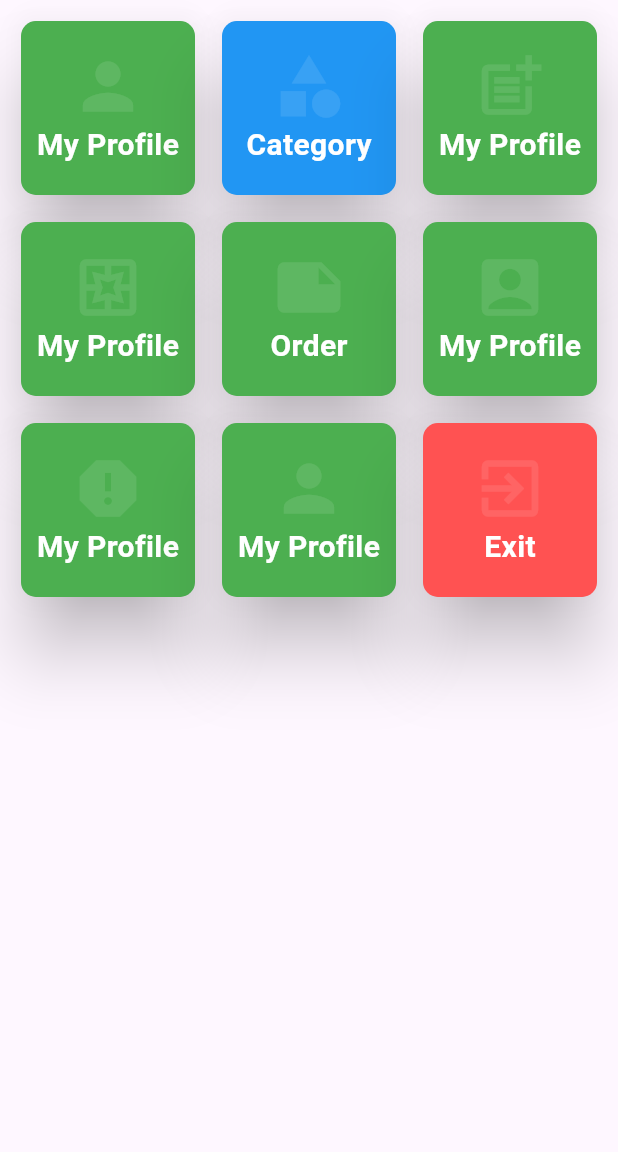
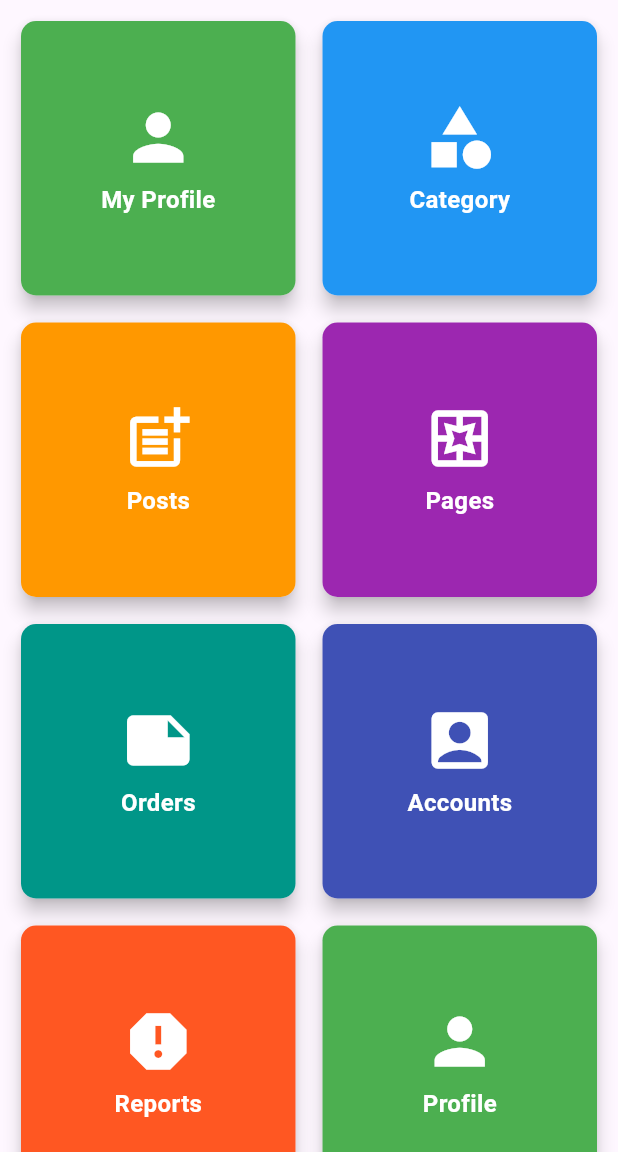
Before and after one commit to sadmantihan/flutter_gridview, a Flutter app: the screen it shows after launch, on a phone screen of 412 x 824 dp, the part 84-1236 px from its top. Run offline on Flutter 3.47's test engine with Material 3 defaults, Android fonts, the phone set to English and light mode, and no system bars.

Commit message:
newly added

```diff
--- a/lib/homepage.dart
+++ b/lib/homepage.dart
@@ -8,264 +8,64 @@ class HomePage extends StatelessWidget {
   Widget build(BuildContext context) {
     return Scaffold(
       appBar: AppBar(
-        title: Text("Grid View", style: TextStyle(color: Colors.white),),
+        title: const Text("Grid View", style: TextStyle(color: Colors.white)),
         backgroundColor: Colors.brown,
       ),
-
-      body: GridView.count(crossAxisCount: 3,
+      body: GridView.count(
+        crossAxisCount: 2,
         mainAxisSpacing: 10,
         crossAxisSpacing: 10,
-      padding: EdgeInsets.all(10),
+        padding: const EdgeInsets.all(10),
         children: [
-        Card(
-          elevation: 20,
-          color: Colors.grey,
+          _buildGridItem(Icons.person, "My Profile", Colors.green),
+          _buildGridItem(Icons.category, "Category", Colors.blue),
+          _buildGridItem(Icons.post_add, "Posts", Colors.orange),
+          _buildGridItem(Icons.pages_outlined, "Pages", Colors.purple),
+          _buildGridItem(Icons.note, "Orders", Colors.teal),
+          _buildGridItem(Icons.account_box_rounded, "Accounts", Colors.indigo),
+          _buildGridItem(Icons.report, "Reports", Colors.deepOrange),
+
+          GestureDetector(
+            onTap: () {
+              Navigator.push(
+                context,
+                MaterialPageRoute(builder: (context) => const HomePage()),
+              );
+            },
+            child: _buildGridItem(Icons.person, "Profile", Colors.green),
+          ),
+
+          _buildGridItem(Icons.exit_to_app, "Exit", Colors.redAccent),
+        ],
+      ),
+    );
+  }
+
+  Widget _buildGridItem(IconData icon, String label, Color color) {
+    return Card(
+      elevation: 5,
+      shape: RoundedRectangleBorder(borderRadius: BorderRadius.circular(10)),
       child: Container(
         decoration: BoxDecoration(
-              color: Colors.green,
-              shape: BoxShape.rectangle,
+          color: color,
           borderRadius: BorderRadius.circular(10),
         ),
-
         child: Column(
           mainAxisAlignment: MainAxisAlignment.center,
           children: [
-                Icon(Icons.person,
-                size: 50,
-                color: Colors.white10,),
-
-                Text("My Profile", style: TextStyle(
+            Icon(icon, size: 50, color: Colors.white),
+            const SizedBox(height: 5),
+            Text(
+              label,
+              style: const TextStyle(
                 color: Colors.white,
-                  fontSize: 20,
-                  fontWeight: FontWeight.bold
-                ),)
-
+                fontSize: 16,
+                fontWeight: FontWeight.bold,
+              ),
+            ),
           ],
         ),
       ),
-        ),
-        Card(
-          elevation: 20,
-          color: Colors.grey,
-          child: Container(
-            decoration: BoxDecoration(
-              color: Colors.blue,
-              shape: BoxShape.rectangle,
-              borderRadius: BorderRadius.circular(10),
-            ),
-
-            child: Column(
-              mainAxisAlignment: MainAxisAlignment.center,
-              children: [
-                Icon(Icons.category,
-                  size: 50,
-                  color: Colors.white10,),
-
-                Text("Category", style: TextStyle(
-                    color: Colors.white,
-                    fontSize: 20,
-                    fontWeight: FontWeight.bold
-                ),)
-
-              ],
-            ),
-          ),
-        ),
-        Card(
-          elevation: 20,
-          color: Colors.grey,
-          child: Container(
-            decoration: BoxDecoration(
-              color: Colors.green,
-              shape: BoxShape.rectangle,
-              borderRadius: BorderRadius.circular(10),
-            ),
-
-            child: Column(
-              mainAxisAlignment: MainAxisAlignment.center,
-              children: [
-                Icon(Icons.post_add,
-                  size: 50,
-                  color: Colors.white10,),
-
-                Text("My Profile", style: TextStyle(
-                    color: Colors.white,
-                    fontSize: 20,
-                    fontWeight: FontWeight.bold
-                ),)
-
-              ],
-            ),
-          ),
-        ),
-        Card(
-          elevation: 20,
-          color: Colors.grey,
-          child: Container(
-            decoration: BoxDecoration(
-              color: Colors.green,
-              shape: BoxShape.rectangle,
-              borderRadius: BorderRadius.circular(10),
-            ),
-
-            child: Column(
-              mainAxisAlignment: MainAxisAlignment.center,
-              children: [
-                Icon(Icons.pages_outlined,
-                  size: 50,
-                  color: Colors.white10,),
-
-                Text("My Profile", style: TextStyle(
-                    color: Colors.white,
-                    fontSize: 20,
-                    fontWeight: FontWeight.bold
-                ),)
-
-              ],
-            ),
-          ),
-        ),
-        Card(
-          elevation: 20,
-          color: Colors.grey,
-          child: Container(
-            decoration: BoxDecoration(
-              color: Colors.green,
-              shape: BoxShape.rectangle,
-              borderRadius: BorderRadius.circular(10),
-            ),
-
-            child: Column(
-              mainAxisAlignment: MainAxisAlignment.center,
-              children: [
-                Icon(Icons.note,
-                  size: 50,
-                  color: Colors.white10,),
-
-                Text("Order", style: TextStyle(
-                    color: Colors.white,
-                    fontSize: 20,
-                    fontWeight: FontWeight.bold
-                ),)
-
-              ],
-            ),
-          ),
-        ),
-        Card(
-          elevation: 20,
-          color: Colors.grey,
-          child: Container(
-            decoration: BoxDecoration(
-              color: Colors.green,
-              shape: BoxShape.rectangle,
-              borderRadius: BorderRadius.circular(10),
-            ),
-
-            child: Column(
-              mainAxisAlignment: MainAxisAlignment.center,
-              children: [
-                Icon(Icons.account_box_rounded,
-                  size: 50,
-                  color: Colors.white10,),
-
-                Text("My Profile", style: TextStyle(
-                    color: Colors.white,
-                    fontSize: 20,
-                    fontWeight: FontWeight.bold
-                ),)
-
-              ],
-            ),
-          ),
-        ),
-        Card(
-          elevation: 20,
-          color: Colors.grey,
-          child: Container(
-            decoration: BoxDecoration(
-              color: Colors.green,
-              shape: BoxShape.rectangle,
-              borderRadius: BorderRadius.circular(10),
-            ),
-
-            child: Column(
-              mainAxisAlignment: MainAxisAlignment.center,
-              children: [
-                Icon(Icons.report,
-                  size: 50,
-                  color: Colors.white10,),
-
-                Text("My Profile", style: TextStyle(
-                    color: Colors.white,
-                    fontSize: 20,
-                    fontWeight: FontWeight.bold
-                ),)
-
-              ],
-            ),
-          ),
-        ),
-        GestureDetector(
-          onTap: (){
-            Navigator.push()
-          },
-          child: Card(
-            elevation: 20,
-            color: Colors.grey,
-            child: Container(
-              decoration: BoxDecoration(
-                color: Colors.green,
-                shape: BoxShape.rectangle,
-                borderRadius: BorderRadius.circular(10),
-              ),
-
-              child: Column(
-                mainAxisAlignment: MainAxisAlignment.center,
-                children: [
-                  Icon(Icons.person,
-                    size: 50,
-                    color: Colors.white10,),
-
-                  Text("My Profile", style: TextStyle(
-                      color: Colors.white,
-                      fontSize: 20,
-                      fontWeight: FontWeight.bold
-                  ),)
-
-                ],
-              ),
-            ),
-          ),
-        ),
-        Card(
-          elevation: 20,
-          color: Colors.grey,
-          child: Container(
-            decoration: BoxDecoration(
-              color: Colors.redAccent,
-              shape: BoxShape.rectangle,
-              borderRadius: BorderRadius.circular(10),
-            ),
-
-            child: Column(
-              mainAxisAlignment: MainAxisAlignment.center,
-              children: [
-                Icon(Icons.exit_to_app,
-                  size: 50,
-                  color: Colors.white10,),
-
-                Text("Exit", style: TextStyle(
-                    color: Colors.white,
-                    fontSize: 20,
-                    fontWeight: FontWeight.bold
-                ),)
-
-              ],
-            ),
-          ),
-        ),
-      ],),
     );
   }
 }
```
Lines whose indentation alone changed are shown as unchanged.
